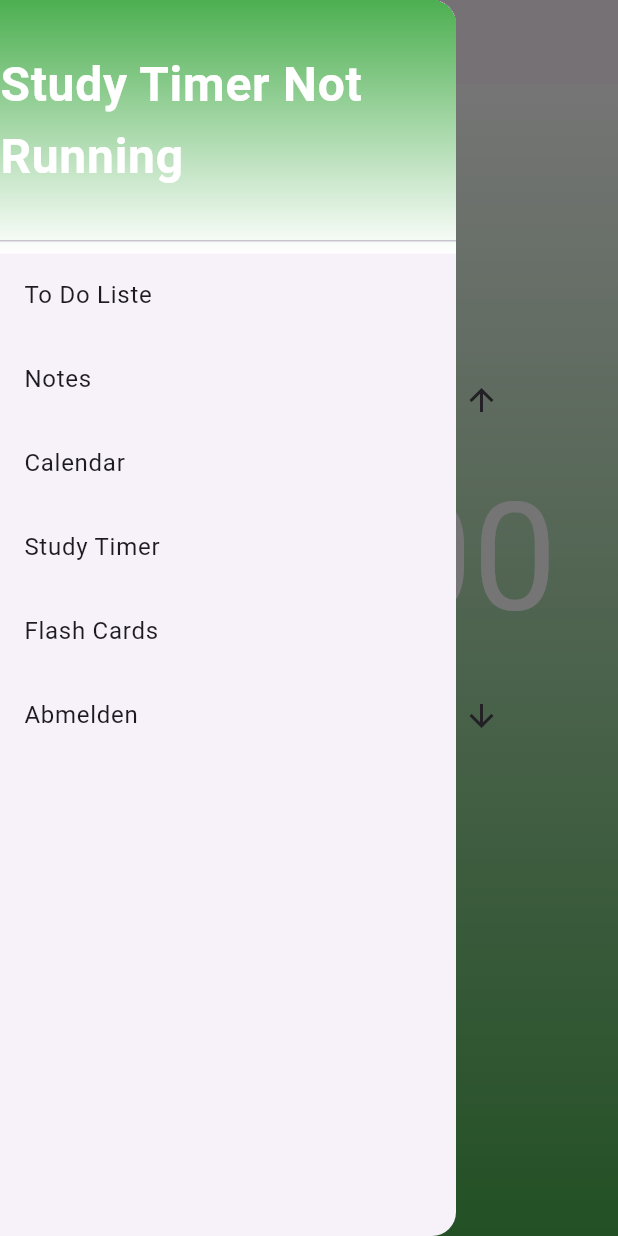
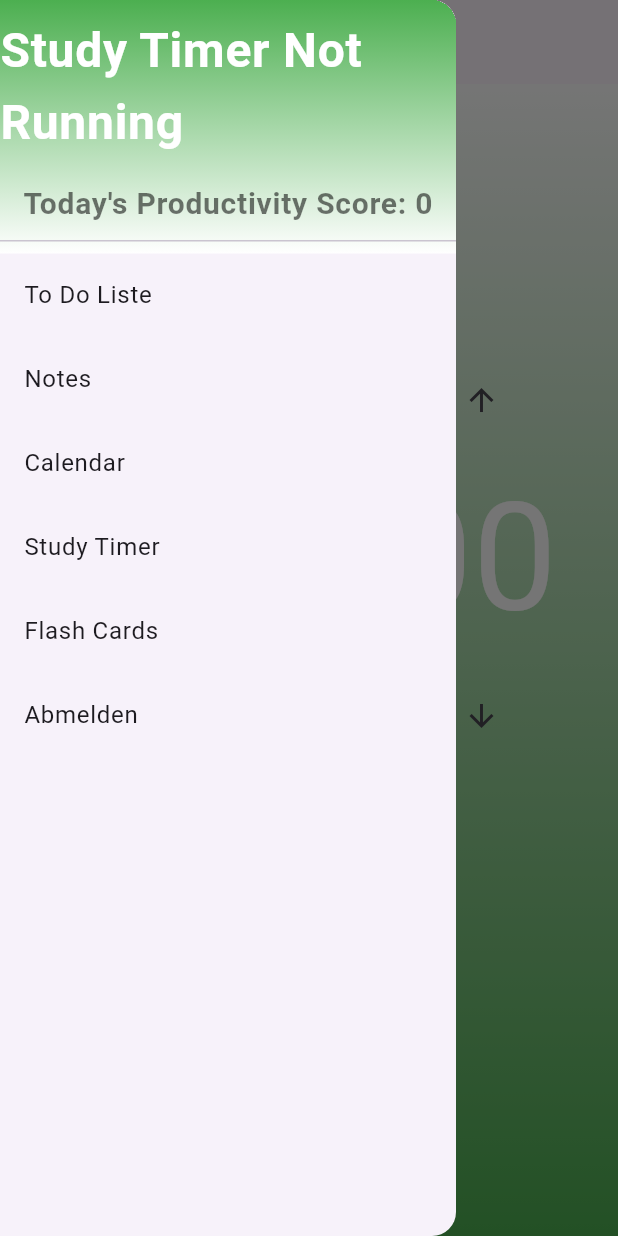
Before and after one commit to DominikKubath/Focus-App, a Flutter app: the StudyTimerPage screen opened directly, in the side drawer, after a tap on "Start", on a phone screen of 412 x 824 dp. Run offline on Flutter 3.47's test engine with Material 3 defaults, Android fonts, the light colour scheme and no system bars; our stand-ins replace cloud_firestore, firebase_auth, firebase_core, fl_chart, google_fonts, shared_preferences; missing offline and left inert: dart:html, dart:js_interop; accounts and stored records are empty.

Commit message:
Displaying current score in the MenuDrawer

```diff
--- a/lib/Pages/StudyTimerPage.dart
+++ b/lib/Pages/StudyTimerPage.dart
@@ -1,6 +1,8 @@
 import 'package:flutter/material.dart';
 import 'package:provider/provider.dart';
+import 'package:studienarbeit_focus_app/FirestoreManager.dart';
 import 'package:studienarbeit_focus_app/UI%20Elements/MenuDrawer.dart';
+import '../ScoreManager.dart';
 import '../main.dart';
 
 class StudyTimerPage extends StatefulWidget {
@@ -129,11 +131,16 @@ class _StudyTimerPageState extends State<StudyTimerPage> {
     return '${duration.inHours}:${twoDigits(duration.inMinutes.remainder(60))}:${twoDigits(duration.inSeconds.remainder(60))}';
   }
 
-  void onTimerFinished(BuildContext context) {
-    ScaffoldMessenger.of(context).showSnackBar(
-      SnackBar(
-        content: Text('Timer ran out!'),
-      ),
-    );
+  void onTimerFinished(BuildContext context) async {
+    var userId = await FirestoreManager().ReadUid(context);
+    if(userId != null)
+    {
+      ScoreManager().UpdateTodaysScore(30, userId);
+      ScaffoldMessenger.of(context).showSnackBar(
+        SnackBar(
+          content: Text('Timer ran out!    +30 Productivity Points!'),
+        ),
+      );
+    }
   }
 }
--- a/lib/UI Elements/MenuDrawer.dart
+++ b/lib/UI Elements/MenuDrawer.dart
@@ -2,10 +2,12 @@ import 'package:flutter/material.dart';
 import 'package:provider/provider.dart';
 import 'package:studienarbeit_focus_app/Pages/AuthenticationPage.dart';
 import 'package:studienarbeit_focus_app/Pages/StudyTimerPage.dart';
+import '../Classes/Score.dart';
 import '../FirestoreManager.dart';
 import '../Pages/NotesPage.dart';
 import '../Pages/ToDoListPage.dart';
 import '../Pages/FlashCardsPage.dart';
+import '../ScoreManager.dart';
 import '../main.dart'; // Import your TimerModel class
 
 class MenuDrawer extends StatelessWidget {
@@ -14,7 +16,40 @@ class MenuDrawer extends StatelessWidget {
   @override
   Widget build(BuildContext context) {
     return Drawer(
-      child: ListView(
+      child: FutureBuilder<int>(
+        future: fetchTodaysScore(context), // Call method to fetch today's score
+        builder: (context, snapshot) {
+          if (snapshot.connectionState == ConnectionState.waiting) {
+            // Display loading indicator while score is being fetched
+            return CircularProgressIndicator();
+          } else if (snapshot.hasError) {
+            // Display error message if fetching score fails
+            return Text('Error fetching score: ${snapshot.error}');
+          } else {
+            // Display Drawer with fetched score
+            return buildDrawerWithScore(context, snapshot.data);
+          }
+        },
+      ),
+    );
+  }
+
+  Future<int> fetchTodaysScore(BuildContext context) async {
+    var userId = await FirestoreManager().ReadUid(context);
+
+    if(userId != null)
+    {
+      Score? todaysScore = await ScoreManager().GetTodaysScore(userId);
+      if(todaysScore != null)
+      {
+        return todaysScore.amount;
+      }
+    }
+    return 0; // Replace with the actual score fetched from the database
+  }
+
+  Widget buildDrawerWithScore(BuildContext context, int? todaysScore) {
+    return ListView(
       padding: EdgeInsets.zero,
       children: <Widget>[
         Container(
@@ -29,22 +64,36 @@ class MenuDrawer extends StatelessWidget {
           ),
           child: DrawerHeader(
             padding: EdgeInsets.all(0),
-              child: Container(
-                color: Colors.transparent, // Set the background color of the DrawerHeader to transparent
-                child: Consumer<TimerModel>(
+            child: Column(
+              mainAxisAlignment: MainAxisAlignment.center,
+              children: [
+                Column(
+                  mainAxisAlignment: MainAxisAlignment.center,
+                  children: [
+                    Consumer<TimerModel>(
                       builder: (context, timerModel, _) {
-                    return Center(
-                      child: Text(
+                        return Text(
                           timerModel.isRunning ? _formatDuration(timerModel.duration) : 'Study Timer Not Running',
                           style: TextStyle(
                             fontWeight: FontWeight.bold,
                             color: Colors.white,
                             fontSize: 32,
                           ),
-                      ),
                         );
                       },
                     ),
+                    SizedBox(height: 15),
+                    Text(
+                      'Today\'s Productivity Score: ${todaysScore ?? 0}',
+                      style: TextStyle(
+                        fontWeight: FontWeight.bold,
+                        color: Colors.black54,
+                        fontSize: 20,
+                      ),
+                    ),
+                  ],
+                ),
+              ],
             ),
           ),
         ),
@@ -105,7 +154,6 @@ class MenuDrawer extends StatelessWidget {
           },
         ),
       ],
-      ),
     );
   }
 
--- a/lib/main.dart
+++ b/lib/main.dart
@@ -37,7 +37,7 @@ class MyApp extends StatelessWidget {
       create: (context) => TimerModel(),
       child: MaterialApp(
         theme: ThemeData(
-            primaryColor: primaryColor,
+          primaryColor: primaryColor,
         ),
         home: StreamBuilder(
           stream: FirebaseAuth.instance.authStateChanges(),
@@ -57,6 +57,7 @@ class MyApp extends StatelessWidget {
     );
   }
 }
+
 
 class TimerModel extends ChangeNotifier {
   Duration _duration = Duration(minutes: 25);
```
Lines whose indentation alone changed are shown as unchanged.
